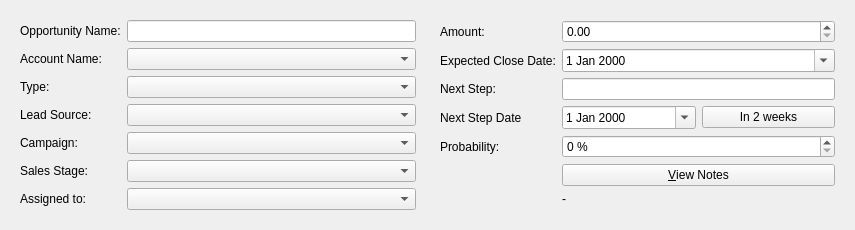
Old version of the form client/src/details/opportunitydetails.ui in the repository KDAB/FatCRM.
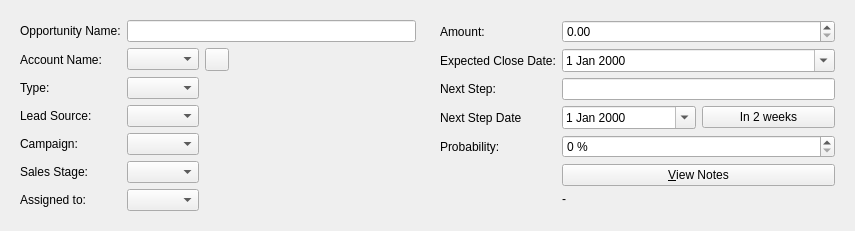
New version of the form. Icons and pictures are not drawn. Custom widgets are drawn as their Qt base class.

Commit message: Add button to open account details (from the opp)

The edit to the form file:
```diff
--- a/client/src/details/opportunitydetails.ui
+++ b/client/src/details/opportunitydetails.ui
@@ -17,6 +17,9 @@
    <item>
     <widget class="QWidget" name="widget" native="true">
      <layout class="QFormLayout" name="formLayout">
+      <property name="fieldGrowthPolicy">
+       <enum>QFormLayout::ExpandingFieldsGrow</enum>
+      </property>
       <item row="0" column="0">
        <widget class="QLabel" name="label">
         <property name="text">
@@ -34,59 +37,70 @@
         </property>
        </widget>
       </item>
-      <item row="1" column="1">
-       <widget class="QComboBox" name="account_name"/>
-      </item>
-      <item row="2" column="0">
+      <item row="4" column="0">
        <widget class="QLabel" name="label_3">
         <property name="text">
          <string>Type:</string>
         </property>
        </widget>
       </item>
-      <item row="2" column="1">
+      <item row="4" column="1">
        <widget class="QComboBox" name="opportunity_type"/>
       </item>
-      <item row="3" column="0">
+      <item row="5" column="0">
        <widget class="QLabel" name="label_4">
         <property name="text">
          <string>Lead Source:</string>
         </property>
        </widget>
       </item>
-      <item row="3" column="1">
+      <item row="5" column="1">
        <widget class="QComboBox" name="lead_source"/>
       </item>
-      <item row="4" column="0">
+      <item row="6" column="0">
        <widget class="QLabel" name="label_5">
         <property name="text">
          <string>Campaign:</string>
         </property>
        </widget>
       </item>
-      <item row="4" column="1">
+      <item row="6" column="1">
        <widget class="QComboBox" name="campaign_name"/>
       </item>
-      <item row="5" column="0">
+      <item row="7" column="0">
        <widget class="QLabel" name="label_6">
         <property name="text">
          <string>Sales Stage:</string>
         </property>
        </widget>
       </item>
-      <item row="5" column="1">
+      <item row="7" column="1">
        <widget class="QComboBox" name="sales_stage"/>
       </item>
-      <item row="6" column="0">
+      <item row="8" column="0">
        <widget class="QLabel" name="label_7">
         <property name="text">
          <string>Assigned to:</string>
         </property>
        </widget>
       </item>
-      <item row="6" column="1">
+      <item row="8" column="1">
        <widget class="QComboBox" name="assigned_user_name"/>
       </item>
+      <item row="1" column="1">
+       <layout class="QHBoxLayout" name="accountLayout">
+        <item>
+         <widget class="QComboBox" name="account_name"/>
+        </item>
+        <item>
+         <widget class="QToolButton" name="buttonOpenAccount">
+          <property name="icon">
+           <iconset theme="document-open"/>
+          </property>
+         </widget>
+        </item>
+       </layout>
+      </item>
      </layout>
     </widget>
    </item>
```
Left out of the diff: 2 changed lines with no effect on the pictures. The commit also changes 7 other files.
